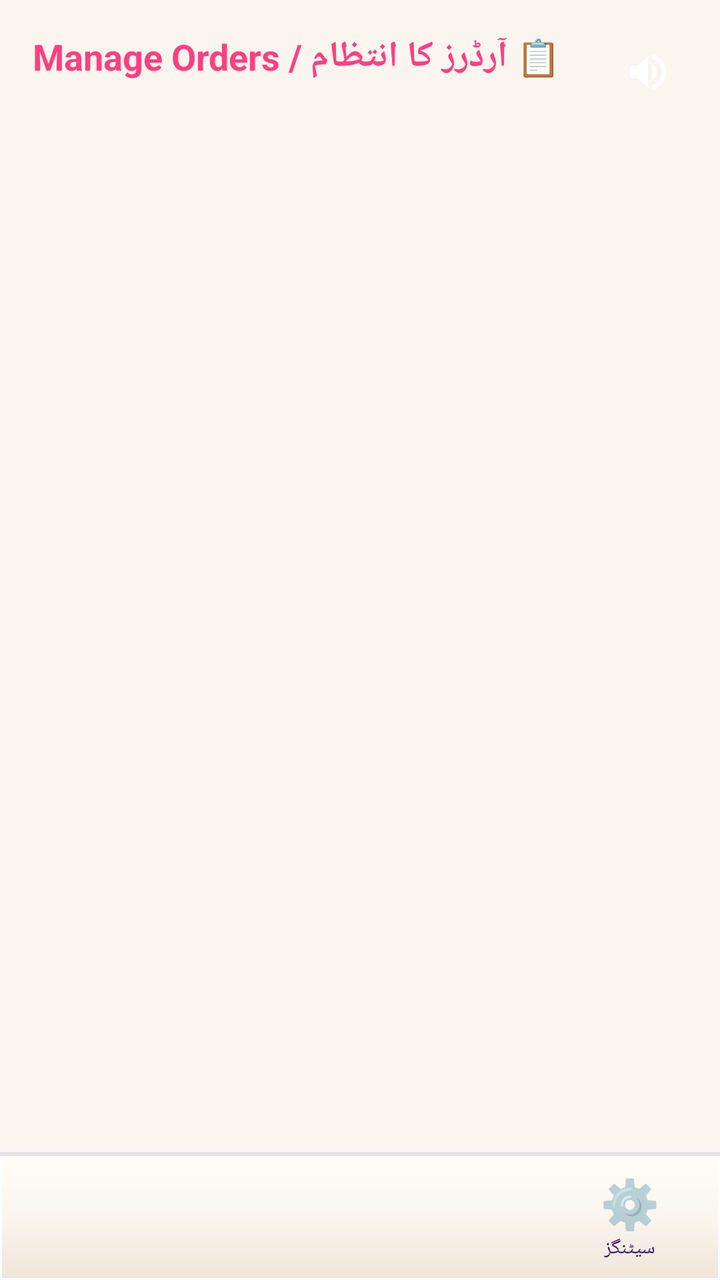
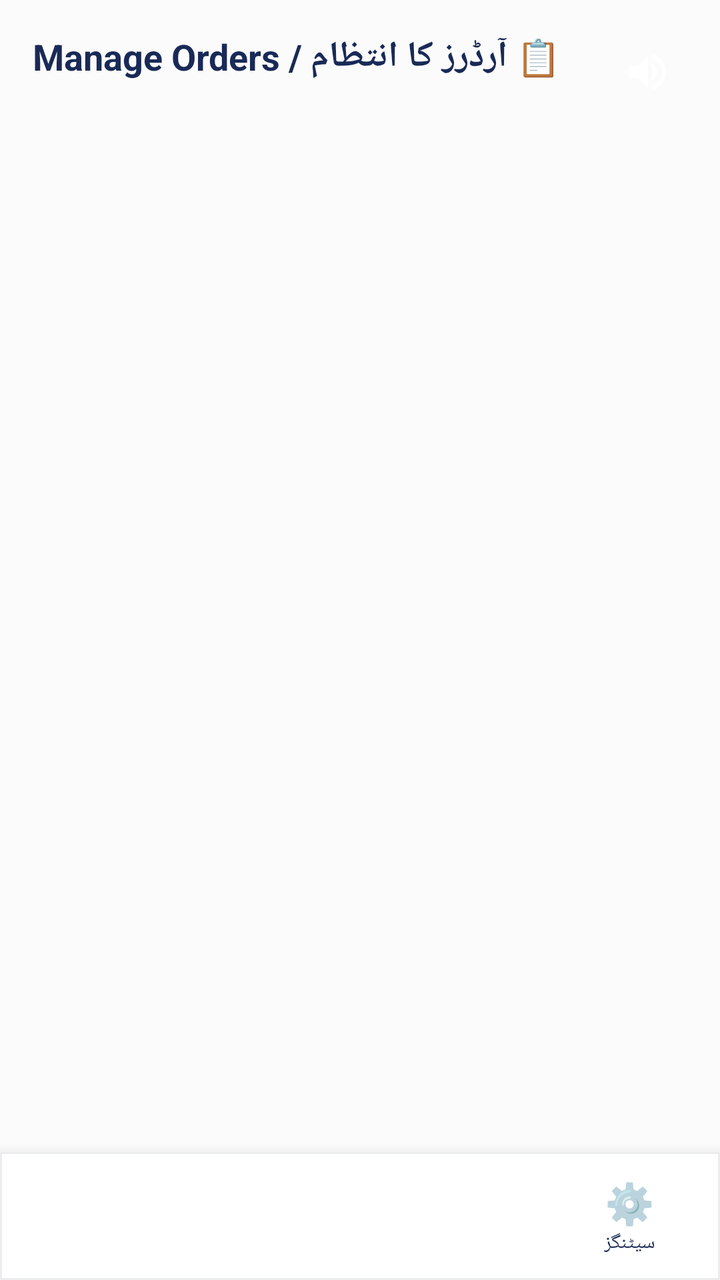

Two renders of the same Android screen: before a commit and after it. Below are the layout's source before the change and the commit's diff.
<!-- AndroidManifest.xml: application theme Theme.SheEmpower -->
<!-- res/layout/activity_seller_orders.xml -->
<?xml version="1.0" encoding="utf-8"?>
<LinearLayout xmlns:android="http://schemas.android.com/apk/res/android"
    android:layout_width="match_parent" android:layout_height="match_parent"
    android:orientation="vertical" android:background="#FFFFFF">

    <LinearLayout
        android:layout_width="match_parent" android:layout_height="0dp" android:layout_weight="1"
        android:orientation="vertical"
        android:background="?android:attr/windowBackground"
        android:padding="16dp">

        <RelativeLayout
            android:layout_width="match_parent"
            android:layout_height="wrap_content"
            android:layout_marginBottom="12dp">
            <TextView android:layout_width="wrap_content" android:layout_height="wrap_content"
                android:text="📋 آرڈرز کا انتظام / Manage Orders" android:textSize="18sp" android:textStyle="bold"
                android:textColor="#FF4081" />
            <ImageButton
                android:id="@+id/btnSpeaker"
                android:layout_width="40dp"
                android:layout_height="40dp"
                android:layout_alignParentEnd="true"
                android:layout_centerVertical="true"
                android:background="?attr/selectableItemBackgroundBorderless"
                android:src="@drawable/ic_speaker"
                android:contentDescription="Speaker" />
        </RelativeLayout>

        <TextView android:id="@+id/tvEmpty"
            android:layout_width="match_parent" android:layout_height="wrap_content"
            android:text="ابھی تک کوئی آرڈر نہیں" android:gravity="center" android:textColor="#888888" android:visibility="gone" />

        <androidx.recyclerview.widget.RecyclerView android:id="@+id/rvOrders"
            android:layout_width="match_parent" android:layout_height="match_parent" />
    </LinearLayout>

    <include layout="@layout/bottom_nav_bar" android:id="@+id/bottomNav" />
</LinearLayout>
<!-- res/layout/bottom_nav_bar.xml (included above) -->
<?xml version="1.0" encoding="utf-8"?>
<LinearLayout
    xmlns:android="http://schemas.android.com/apk/res/android"
    android:id="@+id/bottomNav"
    android:layout_width="match_parent"
    android:layout_height="64dp"
    android:orientation="horizontal"
    android:background="@drawable/bg_skeu_nav"
    android:elevation="12dp">

    
    <LinearLayout
        android:id="@+id/navItem1"
        android:layout_width="0dp"
        android:layout_height="match_parent"
        android:layout_weight="1"
        android:orientation="vertical"
        android:gravity="center"
        android:clickable="true"
        android:focusable="true">

        <TextView
            android:id="@+id/navIcon1"
            android:layout_width="wrap_content"
            android:layout_height="wrap_content"
            android:textSize="20sp"/>

        <TextView
            android:id="@+id/navLabel1"
            android:layout_width="wrap_content"
            android:layout_height="wrap_content"
            android:textSize="10sp"
            android:textColor="@color/lavender_text"/>

    </LinearLayout>

    
    <LinearLayout
        android:id="@+id/navItem2"
        android:layout_width="0dp"
        android:layout_height="match_parent"
        android:layout_weight="1"
        android:orientation="vertical"
        android:gravity="center"
        android:clickable="true"
        android:focusable="true">

        <TextView
            android:id="@+id/navIcon2"
            android:layout_width="wrap_content"
            android:layout_height="wrap_content"
            android:textSize="20sp"/>

        <TextView
            android:id="@+id/navLabel2"
            android:layout_width="wrap_content"
            android:layout_height="wrap_content"
            android:textSize="10sp"
            android:textColor="@color/lavender_text"/>

    </LinearLayout>

    
    <LinearLayout
        android:id="@+id/navItem3"
        android:layout_width="0dp"
        android:layout_height="match_parent"
        android:layout_weight="1"
        android:orientation="vertical"
        android:gravity="center"
        android:clickable="true"
        android:focusable="true">

        <TextView
            android:id="@+id/navIcon3"
            android:layout_width="wrap_content"
            android:layout_height="wrap_content"
            android:textSize="20sp"/>

        <TextView
            android:id="@+id/navLabel3"
            android:layout_width="wrap_content"
            android:layout_height="wrap_content"
            android:textSize="10sp"
            android:textColor="@color/lavender_text"/>

    </LinearLayout>

    
    <LinearLayout
        android:id="@+id/navItem4"
        android:layout_width="0dp"
        android:layout_height="match_parent"
        android:layout_weight="1"
        android:orientation="vertical"
        android:gravity="center"
        android:clickable="true"
        android:focusable="true">

        <TextView
            android:id="@+id/navIcon4"
            android:layout_width="wrap_content"
            android:layout_height="wrap_content"
            android:text="⚙️"
            android:textSize="24sp"/>

        <TextView
            android:id="@+id/navLabel4"
            android:layout_width="wrap_content"
            android:layout_height="wrap_content"
            android:text="سیٹنگز"
            android:textSize="10sp"
            android:textColor="@color/lavender_text"/>

    </LinearLayout>

</LinearLayout>
<!-- resources referenced by this layout -->
<resources>
  <color name="lavender_text">#3B0764</color>
  <!-- drawable bg_skeu_nav (drawable) -->
  <?xml version="1.0" encoding="utf-8"?>
  <layer-list xmlns:android="http://schemas.android.com/apk/res/android">
      
      <item>
          <shape android:shape="rectangle">
              <gradient
                  android:startColor="#202D253B"
                  android:endColor="#00000000"
                  android:angle="270" />
          </shape>
      </item>
      
      <item android:top="2dp">
          <shape android:shape="rectangle">
              <gradient
                  android:startColor="#FFFDF9"
                  android:centerColor="#FAF5EF"
                  android:endColor="#F0E5D8"
                  android:angle="270" />
              <stroke android:width="1dp" android:color="#FFFFFF" />
          </shape>
      </item>
  </layer-list>
  <!-- drawable ic_speaker (drawable) -->
  <?xml version="1.0" encoding="utf-8"?>
  <vector xmlns:android="http://schemas.android.com/apk/res/android"
      android:width="24dp"
      android:height="24dp"
      android:viewportWidth="24"
      android:viewportHeight="24">
      <path
          android:fillColor="#FFFFFF"
          android:pathData="M3,9v6h4l5,5V4L7,9H3zm13.5,3c0-1.77-1.02-3.29-2.5-4.03v8.05c1.48-0.73,2.5-2.25,2.5-4.02zM14,3.23v2.06c2.89,0.86,5,3.54,5,6.71s-2.11,5.85-5,6.71v2.06c4.01-0.91,7-4.49,7-8.77s-2.99-7.86-7-8.77z"/>
  </vector>
  <style name="Theme.SheEmpower" parent="Theme.AppCompat.Light.NoActionBar">
          <item name="colorPrimary">@color/lavender_primary</item>
          <item name="colorPrimaryDark">@color/lavender_dark</item>
          <item name="colorAccent">@color/lavender_primary</item>
          <item name="android:windowBackground">@color/bg_cream</item>
          <item name="android:colorBackground">@color/bg_cream</item>
          <item name="android:textColorPrimary">@color/text_dark</item>
          <item name="android:textColorSecondary">@color/text_gray</item>
      </style>
  <color name="lavender_primary">#7C3AED</color>
  <color name="lavender_dark">#5B21B6</color>
  <color name="bg_cream">#FAF5EF</color>
  <color name="text_dark">#2D253B</color>
  <color name="text_gray">#6B637B</color>
</resources>

<!-- the commit's change to res/layout/activity_seller_orders.xml (unified diff, before → after) -->
@@ -15,7 +15,7 @@
             android:layout_marginBottom="12dp">
             <TextView android:layout_width="wrap_content" android:layout_height="wrap_content"
                 android:text="📋 آرڈرز کا انتظام / Manage Orders" android:textSize="18sp" android:textStyle="bold"
-                android:textColor="#FF4081" />
+                android:textColor="#192A56" />
             <ImageButton
                 android:id="@+id/btnSpeaker"
                 android:layout_width="40dp"
@@ -70,7 +70,7 @@
             android:layout_width="wrap_content"
             android:layout_height="wrap_content"
             android:textSize="10sp"
-            android:textColor="@color/lavender_text"/>
+            android:textColor="@color/text_primary"/>
 
     </LinearLayout>
 
@@ -96,7 +96,7 @@
             android:layout_width="wrap_content"
             android:layout_height="wrap_content"
             android:textSize="10sp"
-            android:textColor="@color/lavender_text"/>
+            android:textColor="@color/text_primary"/>
 
     </LinearLayout>
 
@@ -122,7 +122,7 @@
             android:layout_width="wrap_content"
             android:layout_height="wrap_content"
             android:textSize="10sp"
-            android:textColor="@color/lavender_text"/>
+            android:textColor="@color/text_primary"/>
 
     </LinearLayout>
 
@@ -142,7 +142,7 @@
             android:layout_width="wrap_content"
             android:layout_height="wrap_content"
             android:text="⚙️"
-            android:textSize="24sp"/>
+            android:textSize="20sp"/>
 
         <TextView
             android:id="@+id/navLabel4"
@@ -150,7 +150,7 @@
             android:layout_height="wrap_content"
             android:text="سیٹنگز"
             android:textSize="10sp"
-            android:textColor="@color/lavender_text"/>
+            android:textColor="@color/text_primary"/>
 
     </LinearLayout>
 
<!-- resource entries referenced after the edit -->
@@ -1,30 +1,13 @@
 <!-- resources referenced by this layout -->
 <resources>
-  <color name="lavender_text">#3B0764</color>
+  <color name="text_primary">#192A56</color>
   <!-- drawable bg_skeu_nav (drawable) -->
   <?xml version="1.0" encoding="utf-8"?>
-  <layer-list xmlns:android="http://schemas.android.com/apk/res/android">
-      
-      <item>
-          <shape android:shape="rectangle">
-              <gradient
-                  android:startColor="#202D253B"
-                  android:endColor="#00000000"
-                  android:angle="270" />
-          </shape>
-      </item>
-      
-      <item android:top="2dp">
-          <shape android:shape="rectangle">
-              <gradient
-                  android:startColor="#FFFDF9"
-                  android:centerColor="#FAF5EF"
-                  android:endColor="#F0E5D8"
-                  android:angle="270" />
-              <stroke android:width="1dp" android:color="#FFFFFF" />
-          </shape>
-      </item>
-  </layer-list>
+  <shape xmlns:android="http://schemas.android.com/apk/res/android"
+      android:shape="rectangle">
+      <solid android:color="@color/white" />
+      <stroke android:color="@color/card_border" android:width="1dp" />
+  </shape>
   <!-- drawable ic_speaker (drawable) -->
   <?xml version="1.0" encoding="utf-8"?>
   <vector xmlns:android="http://schemas.android.com/apk/res/android"
@@ -37,18 +20,21 @@
           android:pathData="M3,9v6h4l5,5V4L7,9H3zm13.5,3c0-1.77-1.02-3.29-2.5-4.03v8.05c1.48-0.73,2.5-2.25,2.5-4.02zM14,3.23v2.06c2.89,0.86,5,3.54,5,6.71s-2.11,5.85-5,6.71v2.06c4.01-0.91,7-4.49,7-8.77s-2.99-7.86-7-8.77z"/>
   </vector>
   <style name="Theme.SheEmpower" parent="Theme.AppCompat.Light.NoActionBar">
-          <item name="colorPrimary">@color/lavender_primary</item>
-          <item name="colorPrimaryDark">@color/lavender_dark</item>
-          <item name="colorAccent">@color/lavender_primary</item>
-          <item name="android:windowBackground">@color/bg_cream</item>
-          <item name="android:colorBackground">@color/bg_cream</item>
-          <item name="android:textColorPrimary">@color/text_dark</item>
-          <item name="android:textColorSecondary">@color/text_gray</item>
+          <item name="colorPrimary">@color/primary</item>
+          <item name="colorPrimaryDark">@color/primary_dark</item>
+          <item name="colorAccent">@color/accent</item>
+          <item name="android:windowBackground">@color/background</item>
+          <item name="android:colorBackground">@color/background</item>
+          <item name="android:textColorPrimary">@color/text_primary</item>
+          <item name="android:textColorSecondary">@color/text_secondary</item>
+          <item name="android:statusBarColor">@color/primary_dark</item>
       </style>
-  <color name="lavender_primary">#7C3AED</color>
-  <color name="lavender_dark">#5B21B6</color>
-  <color name="bg_cream">#FAF5EF</color>
-  <color name="text_dark">#2D253B</color>
-  <color name="text_gray">#6B637B</color>
+  <color name="white">#FFFFFF</color>
+  <color name="card_border">#EAECEE</color>
+  <color name="primary">#192A56</color>
+  <color name="primary_dark">#0F1B3D</color>
+  <color name="accent">#F7D794</color>
+  <color name="background">#FCFBFB</color>
+  <color name="text_secondary">#6B7A99</color>
 </resources>
 
